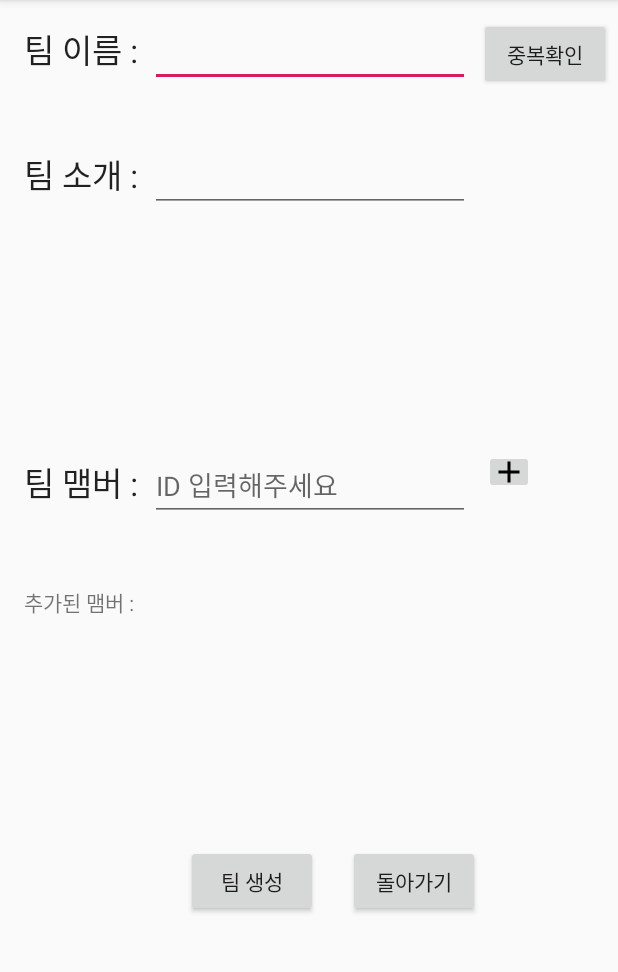
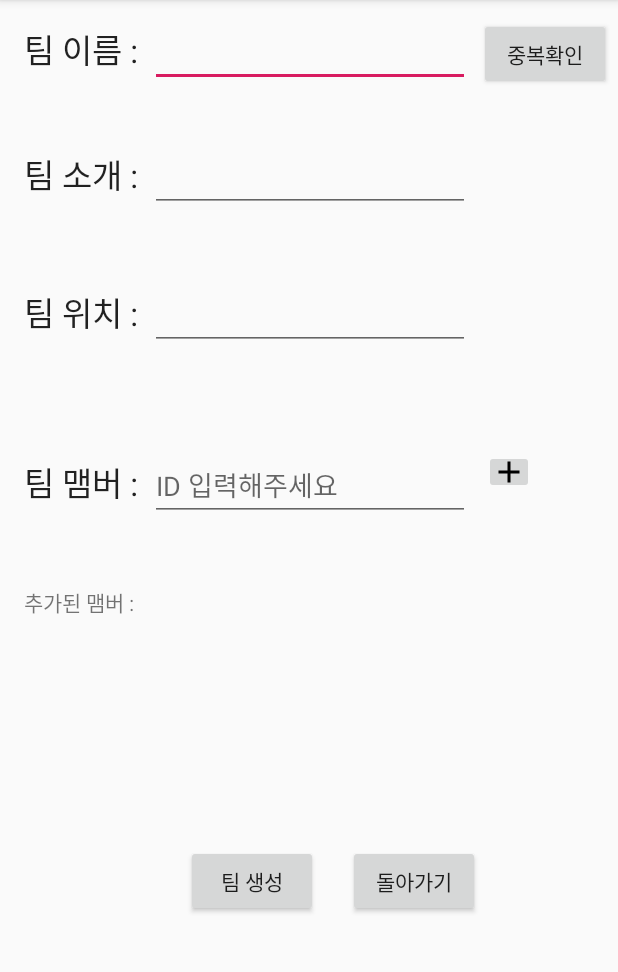
Before and after one commit to kimchansong/findmatch, an Android app: the MakeTeamActivity screen opened directly, with no data from a screen before it, after a tap on "팀 생성", on a phone screen of 412 x 824 dp, the part 84-1056 px from its top. Run offline under Robolectric (Android 15) with nearby library versions, the phone set to English and light mode, and no system bars; our stand-ins replace Firebase (no records; nobody signed in at launch, a user with empty details on screens opened directly); 1 statement that could not run was skipped.

Commit message:
[+] 팀 생성, 팀 삭제 구현

```diff
--- a/front/app/src/main/java/com/example/findmatch/Activity/MakeTeamActivity.kt
+++ b/front/app/src/main/java/com/example/findmatch/Activity/MakeTeamActivity.kt
@@ -11,9 +11,11 @@ import com.example.findmatch.DTO.TeamDto
 import com.example.findmatch.DTO.UserDto
 import com.example.findmatch.R
 import com.example.findmatch.Service.TeamService
+import com.google.firebase.auth.FirebaseAuth
 import kotlinx.android.synthetic.main.activity_make_team.*
 import okhttp3.OkHttpClient
 import okhttp3.logging.HttpLoggingInterceptor
+import org.jetbrains.anko.startActivity
 import retrofit2.Call
 import retrofit2.Callback
 import retrofit2.Response
@@ -22,12 +24,16 @@ import retrofit2.converter.gson.GsonConverterFactory
 
 class MakeTeamActivity : AppCompatActivity() {
     var checkDup = false
-
+    private lateinit var auth: FirebaseAuth
     override fun onCreate(savedInstanceState: Bundle?) {
         super.onCreate(savedInstanceState)
         setContentView(R.layout.activity_make_team)
+        auth = FirebaseAuth.getInstance()
 
-        var teamMember = HashSet<String>()
+        var teamMember = mutableListOf<String>()
+        val myEmail : String ?= auth.currentUser!!.email
+
+        teamMember.add(myEmail!!)
 
         teamNameTxt.addTextChangedListener(){
             checkDup = false
@@ -81,7 +87,7 @@ class MakeTeamActivity : AppCompatActivity() {
         })
     }
 
-    private fun checkDuplicationTeamMember(teamMember : HashSet<String>){
+    private fun checkDuplicationTeamMember(teamMember:MutableList<String>){
         val retrofit = Retrofit.Builder().baseUrl("http://10.0.2.2:8080")
             .addConverterFactory(GsonConverterFactory.create())
             .client(createOkHttpClient())
@@ -118,8 +124,8 @@ class MakeTeamActivity : AppCompatActivity() {
         })
     }
 
-    private fun updateText(teamMember: HashSet<String>){
-        var members = teamMember.toArray()
+    private fun updateText(teamMember: MutableList<String>){
+        var members = teamMember
         var text = ""
         for(member in members){
             text += member
@@ -140,26 +146,30 @@ class MakeTeamActivity : AppCompatActivity() {
         if(checkDup){
             val teamName = teamNameTxt.text.toString()
             val teamInfo = teamInfoTxt.text.toString()
+            val teamLocate = teamLocateTxt.text.toString()
+
             val retrofit = Retrofit.Builder().baseUrl("http://10.0.2.2:8080")
                 .addConverterFactory(GsonConverterFactory.create())
                 .client(createOkHttpClient())
                 .build()
 
             var service = retrofit.create(TeamService::class.java)
-            var team = TeamDto(teamName, teamInfo)
+            var team = TeamDto(teamName, teamInfo, teamLocate)
             val call: Call<Int> = service.addTeam(team)
             call.enqueue(object : Callback<Int>{
                 override fun onFailure(call: Call<Int>, t: Throwable) {
                     Toast.makeText(applicationContext,"실패",Toast.LENGTH_SHORT).show()
+                    startActivity<MainActivity>()
                 }
                 override fun onResponse(call: Call<Int>, response: Response<Int>) {
                     Toast.makeText(applicationContext, "성공",Toast.LENGTH_SHORT).show()
+                    startActivity<MainActivity>()
                 }
             })
         }
     }
 
-    private fun addTeamMember(teamMember: HashSet<String>){
+    private fun addTeamMember(teamMember: MutableList<String>){
         val teamName = teamNameTxt.text.toString()
         val retrofit = Retrofit.Builder().baseUrl("http://10.0.2.2:8080")
             .addConverterFactory(GsonConverterFactory.create())
@@ -167,9 +177,9 @@ class MakeTeamActivity : AppCompatActivity() {
             .build()
 
         var service = retrofit.create(TeamService::class.java)
-        val teamMemberArray = teamMember.toArray()
-        Log.d("TAG", teamMemberArray.toString())
-        val call: Call<Int> = service.addTeamMember(teamMemberArray, teamName)
+
+        Log.d("TAG", teamMember.toString())
+        val call: Call<Int> = service.addTeamMember(teamMember, teamName)
 
         call.enqueue(object : Callback<Int>{
             override fun onFailure(call: Call<Int>, t: Throwable) {
--- a/front/app/src/main/java/com/example/findmatch/Service/TeamService.kt
+++ b/front/app/src/main/java/com/example/findmatch/Service/TeamService.kt
@@ -11,24 +11,24 @@ import retrofit2.http.Path
 
 interface TeamService{
     // 팀 정보 불러오기
-    @GET("team/sk")
-    fun requestTeam():Call<TeamDto>
+    @GET("team/{teamName}")
+    fun requestTeam(@Path("teamName") teamName:String):Call<TeamDto>
 
     // 내 팀 불러오기
     @GET("myTeam/{userId}")
     fun requestMyTeam(@Path("userId") userId:String):Call<Array<TeamMemberDto>>
 
     // 팀원 불러오기
-    @GET("teamMember/sk")
-    fun requestTeamMember():Call<Array<TeamMemberDto>>
+    @GET("teamMember/{teamName}")
+    fun requestTeamMember(@Path("teamName") teamName:String):Call<Array<TeamMemberDto>>
 
     // 팀 가입 요청 리스트 불러오기
-    @GET("teamJoinRequest/sk")
-    fun requestTeamJoin():Call<Array<TeamJoinDto>>
+    @GET("teamJoinRequest/{teamName}")
+    fun requestTeamJoin(@Path("teamName") teamName: String):Call<Array<TeamJoinDto>>
 
     // 팀 삭제
-    @POST("team/delete/sk")
-    fun requestTeamDelete():Call<Boolean>
+    @POST("team/delete/{teamName}")
+    fun requestTeamDelete(@Path("teamName") teamName:String):Call<Int>
 
     // 팀 중복 체크
     @GET("duplicationCheck/{teamName}")
@@ -40,5 +40,5 @@ interface TeamService{
 
     // 팀원 추가
     @POST("teamMember/add/{teamName}")
-    fun addTeamMember(@Body teamMember:Array<Any>, @Path("teamName") teamName:String):Call<Int>
+    fun addTeamMember(@Body teamMember:MutableList<String>, @Path("teamName") teamName:String):Call<Int>
 }
--- a/front/app/src/main/res/layout/activity_make_team.xml
+++ b/front/app/src/main/res/layout/activity_make_team.xml
@@ -28,6 +28,18 @@
         app:layout_constraintStart_toStartOf="parent"
         app:layout_constraintTop_toBottomOf="@+id/teamName" />
 
+    <TextView
+        android:id="@+id/teamLocate"
+        android:layout_width="wrap_content"
+        android:layout_height="wrap_content"
+        android:layout_marginStart="16dp"
+        android:layout_marginTop="50dp"
+        android:text="팀 위치 :"
+        android:textAppearance="@style/TextAppearance.AppCompat.Large"
+        app:layout_constraintStart_toStartOf="parent"
+        app:layout_constraintTop_toBottomOf="@+id/teamInfoTxt" />
+
+
     <EditText
         android:id="@+id/teamNameTxt"
         android:layout_width="wrap_content"
@@ -57,6 +69,19 @@
         android:inputType="textMultiLine"
         app:layout_constraintBaseline_toBaselineOf="@+id/teamInfo"
         app:layout_constraintStart_toEndOf="@+id/teamInfo" />
+
+    <EditText
+        android:id="@+id/teamLocateTxt"
+        android:layout_width="wrap_content"
+        android:layout_height="wrap_content"
+        android:layout_marginStart="8dp"
+        android:ems="10"
+        android:gravity="start|top"
+        android:inputType="textMultiLine"
+        app:layout_constraintTop_toTopOf="@id/teamLocate"
+        app:layout_constraintBaseline_toBaselineOf="@+id/teamLocate"
+        app:layout_constraintStart_toEndOf="@+id/teamLocate" />
+
 
     <ImageButton
         android:id="@+id/addMemberBtn"
--- a/springserver/src/main/java/com/ssafy/springserver/Repository/TeamRepository.java
+++ b/springserver/src/main/java/com/ssafy/springserver/Repository/TeamRepository.java
@@ -8,7 +8,4 @@ import org.springframework.data.repository.query.Param;
 public interface TeamRepository extends JpaRepository<Team, String> {
     @Query("SELECT team FROM Team team WHERE t_name = :teamName")
     Team findByTeamName(@Param("teamName") String teamName);
-
-    @Query("DELETE FROM Team team WHERE t_name = :teamName")
-    int deleteTeam(@Param("teamName") String teamName);
 }
--- a/springserver/src/main/resources/application.properties
+++ b/springserver/src/main/resources/application.properties
@@ -6,4 +6,4 @@ spring.jpa.database=mysql
 spring.datasource.driver-class-name=com.mysql.cj.jdbc.Driver
 spring.datasource.url=jdbc:mysql://localhost:3306/test?useSSL=false&serverTimezone=Asia/Seoul
 spring.datasource.username=root
-spring.datasource.password=toor
+spring.datasource.password=1234
```
Also changed, not shown: front/app/src/main/java/com/example/findmatch/Activity/MainActivity.kt (+0 -27 lines), front/app/src/main/java/com/example/findmatch/Activity/TeamListActivity.kt (+17 -0 lines), front/app/src/main/java/com/example/findmatch/Activity/TeamManageActivity.kt (+22 -16 lines), springserver/src/main/java/com/ssafy/springserver/Controller/TeamController.java (+23 -7 lines).
